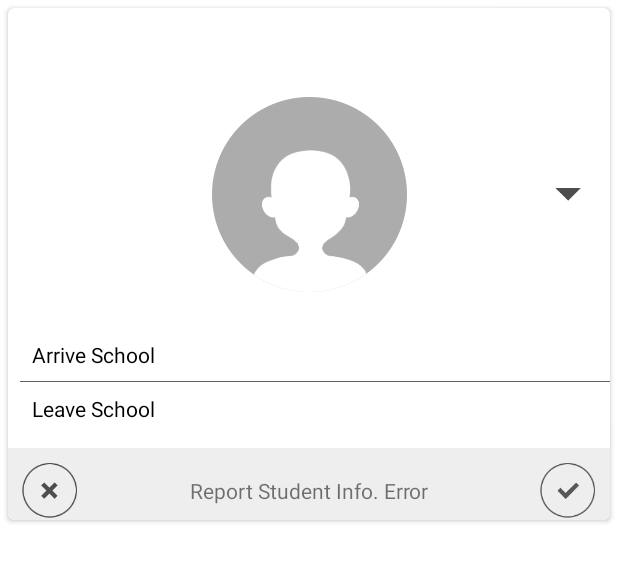
After one commit to tel3342311/iCampusTeacher, an Android app: the layout component_absent_item.xml on its own in the app's theme, with its tools: preview values and no code run, on a phone screen of 412 x 824 dp. The commit adds this screen. Shown: the top 562 px of the screen. Run offline under Robolectric (Android 15) with nearby library versions, the phone set to English and light mode, and no system bars.

Commit message:
[UI Implement] Update Student Detail

```diff
--- a/app/build.gradle
+++ b/app/build.gradle
@@ -32,7 +32,9 @@ dependencies {
     compile 'io.reactivex.rxjava2:rxandroid:2.0.1'
     compile 'io.reactivex.rxjava2:rxjava:2.1.6'
     compile group: 'com.google.code.gson', name: 'gson', version: '2.8.0'
+    compile 'com.google.android.gms:play-services-maps:11.4.2'
     testImplementation 'junit:junit:4.12'
     androidTestImplementation 'com.android.support.test:runner:1.0.1'
     androidTestImplementation 'com.android.support.test.espresso:espresso-core:3.0.1'
+    implementation 'com.android.support:cardview-v7:26.1.0'
 }
--- a/app/src/main/java/com/liteon/com/icampusteacher/MainActivity.java
+++ b/app/src/main/java/com/liteon/com/icampusteacher/MainActivity.java
@@ -138,7 +138,7 @@ public class MainActivity extends AppCompatActivity {
         mClassName.setText(R.string.class_name);
     }
 
-    private void changeFragment(Fragment frag) {
+    public void changeFragment(Fragment frag) {
         mCurrentFragment = frag;
         FragmentManager fragmentManager = getSupportFragmentManager();
         FragmentTransaction fragmentTransaction = fragmentManager.beginTransaction();
--- a/app/src/main/java/com/liteon/com/icampusteacher/util/StudentItemAdapter.java
+++ b/app/src/main/java/com/liteon/com/icampusteacher/util/StudentItemAdapter.java
@@ -15,6 +15,10 @@ public class StudentItemAdapter extends RecyclerView.Adapter<StudentItemAdapter.
 
     private List<StudentItem> mStudentList;
 
+    public StudentItemAdapter(List<StudentItem> list) {
+        mStudentList = list;
+    }
+
     @Override
     public ViewHolder onCreateViewHolder(ViewGroup parent, int viewType) {
         // create a new view
@@ -23,7 +27,7 @@ public class StudentItemAdapter extends RecyclerView.Adapter<StudentItemAdapter.
         ViewHolder vh = new ViewHolder(v);
         vh.mStudentIcon = v.findViewById(R.id.student_icon);
         vh.mStudentName = v.findViewById(R.id.student_name);
-        return null;
+        return vh;
     }
 
     @Override
--- /dev/null
+++ b/app/src/main/res/layout/component_absent_item.xml
@@ -0,0 +1,138 @@
+<?xml version="1.0" encoding="utf-8"?>
+<android.support.v7.widget.CardView
+    xmlns:android="http://schemas.android.com/apk/res/android"
+    xmlns:card_view="http://schemas.android.com/apk/res-auto"
+    xmlns:tools="http://schemas.android.com/tools"
+    android:id="@+id/chlid_enter"
+    android:layout_width="match_parent"
+    android:layout_height="wrap_content"
+    card_view:cardCornerRadius="4dp"
+    android:layout_margin="5dp">
+    <android.support.constraint.ConstraintLayout
+        android:layout_width="match_parent"
+        android:layout_height="match_parent">
+
+        <ImageView
+            android:id="@+id/imageView"
+            android:layout_width="@dimen/student_info_avatar_size"
+            android:layout_height="@dimen/student_info_avatar_size"
+            android:layout_gravity="center"
+            android:layout_marginBottom="8dp"
+            android:layout_marginEnd="8dp"
+            android:layout_marginStart="8dp"
+            android:layout_marginTop="8dp"
+            android:src="@drawable/setup_img_picture"
+            card_view:layout_constraintBottom_toTopOf="@id/sep_line"
+            card_view:layout_constraintEnd_toEndOf="parent"
+            card_view:layout_constraintStart_toStartOf="parent"
+            card_view:layout_constraintTop_toTopOf="parent" />
+
+        <ImageView
+            android:id="@+id/imageView2"
+            android:layout_width="@dimen/student_info_arrow_size"
+            android:layout_height="@dimen/student_info_arrow_size"
+            android:layout_marginBottom="8dp"
+            android:layout_marginEnd="8dp"
+            android:layout_marginTop="8dp"
+            android:src="@drawable/relieved_btn_enter"
+            card_view:layout_constraintBottom_toBottomOf="@+id/imageView"
+            card_view:layout_constraintEnd_toEndOf="parent"
+            card_view:layout_constraintTop_toTopOf="@+id/imageView" />
+
+        <TextView
+            android:id="@+id/enter_title"
+            android:layout_width="wrap_content"
+            android:layout_height="wrap_content"
+            android:layout_marginBottom="8dp"
+            android:layout_marginStart="16dp"
+            android:layout_marginTop="32dp"
+            android:text="@string/safty_enter_school"
+            android:textColor="@color/md_black_1000"
+            card_view:layout_constraintBottom_toTopOf="@+id/sep_line"
+            card_view:layout_constraintStart_toStartOf="parent"
+            card_view:layout_constraintTop_toBottomOf="@+id/imageView" />
+
+        <View
+            android:id="@+id/sep_line"
+            android:layout_width="wrap_content"
+            android:layout_height="1px"
+            android:background="@color/md_grey_700"
+            android:layout_marginTop="8dp"
+            android:layout_marginBottom="8dp"
+            card_view:layout_constraintEnd_toEndOf="parent"
+            card_view:layout_constraintStart_toStartOf="@+id/enter_title"
+            card_view:layout_constraintBottom_toTopOf="@+id/leave_title" />
+
+        <TextView
+            android:id="@+id/leave_title"
+            android:layout_width="wrap_content"
+            android:layout_height="wrap_content"
+            android:layout_marginBottom="16dp"
+            android:layout_marginStart="16dp"
+            android:layout_marginTop="8dp"
+            android:text="@string/safty_leave_school"
+            android:textColor="@color/md_black_1000"
+            card_view:layout_constraintBottom_toTopOf="@id/guideline"
+            card_view:layout_constraintStart_toStartOf="parent"
+            card_view:layout_constraintTop_toBottomOf="@+id/enter_title" />
+
+        <android.support.constraint.Guideline
+            android:id="@+id/guideline"
+            android:layout_width="wrap_content"
+            android:layout_height="wrap_content"
+            android:orientation="horizontal"
+            card_view:layout_constraintGuide_end="40dp" />
+
+        <android.support.constraint.ConstraintLayout
+            android:id="@+id/absent_report"
+            android:layout_width="match_parent"
+            android:layout_height="wrap_content"
+            android:background="@color/md_grey_200"
+            card_view:layout_constraintBottom_toBottomOf="parent"
+            card_view:layout_constraintEnd_toEndOf="parent"
+            card_view:layout_constraintStart_toStartOf="parent"
+            card_view:layout_constraintTop_toBottomOf="@id/guideline">
+
+            <ImageView
+                android:id="@+id/btn_cancel"
+                android:layout_width="@dimen/student_info_arrow_size"
+                android:layout_height="@dimen/student_info_arrow_size"
+                android:layout_marginBottom="8dp"
+                android:layout_marginStart="8dp"
+                android:layout_marginTop="8dp"
+                android:background="@drawable/btn_contact_btn_cancel"
+                card_view:layout_constraintBottom_toBottomOf="parent"
+                card_view:layout_constraintStart_toStartOf="parent"
+                card_view:layout_constraintTop_toTopOf="parent" />
+
+            <TextView
+                android:id="@+id/textView2"
+                android:layout_width="wrap_content"
+                android:layout_height="wrap_content"
+                android:layout_marginBottom="8dp"
+                android:layout_marginEnd="16dp"
+                android:layout_marginStart="16dp"
+                android:layout_marginTop="8dp"
+                android:text="@string/report_absent"
+                card_view:layout_constraintBottom_toBottomOf="parent"
+                card_view:layout_constraintEnd_toEndOf="parent"
+                card_view:layout_constraintStart_toStartOf="parent"
+                card_view:layout_constraintTop_toTopOf="parent" />
+
+            <ImageView
+                android:id="@+id/btn_confirm"
+                android:layout_width="@dimen/student_info_arrow_size"
+                android:layout_height="@dimen/student_info_arrow_size"
+                android:layout_marginBottom="8dp"
+                android:layout_marginEnd="8dp"
+                android:layout_marginTop="8dp"
+                android:background="@drawable/btn_contact_btn_ok"
+                card_view:layout_constraintBottom_toBottomOf="parent"
+                card_view:layout_constraintEnd_toEndOf="parent"
+                card_view:layout_constraintTop_toTopOf="parent" />
+
+        </android.support.constraint.ConstraintLayout>
+
+
+    </android.support.constraint.ConstraintLayout>
+</android.support.v7.widget.CardView>
--- a/app/src/main/res/layout/component_student_item.xml
+++ b/app/src/main/res/layout/component_student_item.xml
@@ -3,12 +3,12 @@
     xmlns:android="http://schemas.android.com/apk/res/android"
     xmlns:app="http://schemas.android.com/apk/res-auto"
     xmlns:tools="http://schemas.android.com/tools"
-    android:layout_width="match_parent"
-    android:layout_height="match_parent">
+    android:layout_width="@dimen/student_item_width"
+    android:layout_height="@dimen/student_item_height">
 
     <ImageView
         android:id="@+id/student_icon"
-        android:layout_width="wrap_content"
+        android:layout_width="@dimen/student_item_width"
         android:layout_height="wrap_content"
         android:layout_marginBottom="8dp"
         android:layout_marginEnd="8dp"
--- a/app/src/main/res/values/dimens.xml
+++ b/app/src/main/res/values/dimens.xml
@@ -140,4 +140,11 @@
     <!-- User Info update -->
     <dimen name="password_hint_size">12sp</dimen>
     <dimen name="fab_margin">16dp</dimen>
+    <dimen name="student_item_width">60dp</dimen>
+    <dimen name="student_item_height">170dp</dimen>
+    <dimen name="student_info_avatar_size">130dp</dimen>
+    <dimen name="student_info_arrow_size">40dp</dimen>
+    <dimen name="com_healthy_item_height">48dp</dimen>
+    <dimen name="map_height">400dp</dimen>
+    <dimen name="com_absent_item_height">40dp</dimen>
 </resources>
--- a/app/src/main/res/values/strings.xml
+++ b/app/src/main/res/values/strings.xml
@@ -41,9 +41,15 @@
     <string name="app_info">App Information </string>
     <string name="logout">Log out</string>
     <string name="class_name">%s國小%s年%s班</string>
-
+    <!-- Student Info -->
+    <string name="safty_enter_school">Arrive School</string>
+    <string name="safty_leave_school">Leave School</string>
+    <string name="icg_healthy">icg healthy</string>
+    <string name="student_position">student position</string>
+    <string name="report_absent">Report Student Info. Error</string>
     <!-- TODO: Remove or change this placeholder text -->
     <string name="hello_blank_fragment">Hello blank fragment</string>
     <string name="title_activity_user_info">UserInfoActivity</string>
 
+
 </resources>
```
Also changed, not shown: app/src/main/java/com/liteon/com/icampusteacher/fragments/MyClassFragment.java (+62 -0 lines), app/src/main/java/com/liteon/com/icampusteacher/fragments/StudentDetailFragment.java (added, +111 -0 lines), app/src/main/java/com/liteon/com/icampusteacher/util/RecyclerItemClickListener.java (added, +58 -0 lines), app/src/main/res/layout/component_healthy_item.xml (added, +55 -0 lines), app/src/main/res/layout/component_position_item.xml (added, +91 -0 lines), app/src/main/res/layout/fragment_student_detail.xml (added, +58 -0 lines), app/src/main/res/drawable-hdpi/relieved_btn_enter.png (added), app/src/main/res/drawable-hdpi/relieved_btnf_enter.png (added), app/src/main/res/drawable-hdpi/setup_img_picture.png (added), 1 other file.
